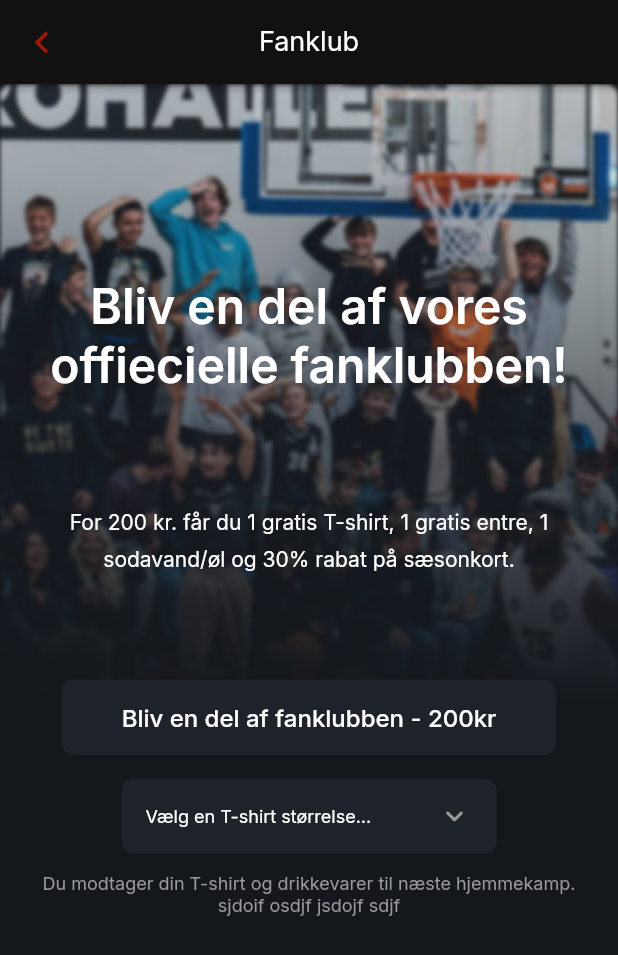
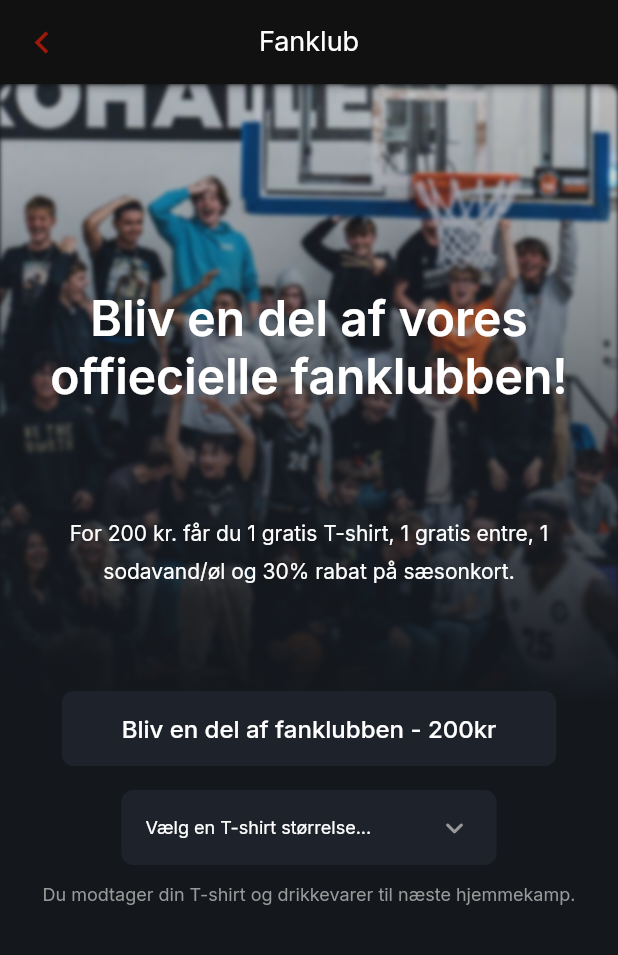
Before and after one commit to Alexanderrubino05/copenhagen-flutterflow, a Flutter app: the FanklubPageWidget screen opened by its route, on a phone screen of 412 x 824 dp. Shown: the top 955 px of the screen. Run offline on Flutter 3.47's test engine with Material 2 defaults, Android fonts, the phone set to English and light mode, and no system bars; drawn by our look-alikes of auto_size_text; our stand-ins replace barcode_widget, cached_network_image, cloud_firestore, csv, data_table_2, dropdown_button2 and 23 more; missing offline and left inert: algolia, aligned_dialog, flutter_facebook_auth, flutterflow_colorpicker, json_path, map_launcher and 3 more; accounts and stored records are empty; network calls fail.

Commit message:
Updating to latest FlutterFlow output.

```diff
--- a/lib/fanklub/fanklub_page/fanklub_page_widget.dart
+++ b/lib/fanklub/fanklub_page/fanklub_page_widget.dart
@@ -363,7 +363,7 @@ class _FanklubPageWidgetState extends State<FanklubPageWidget> {
                                         ],
                                       ),
                                       Text(
-                                        'Du modtager din T-shirt og drikkevarer til næste hjemmekamp. sjdoif osdjf jsdojf sdjf',
+                                        'Du modtager din T-shirt og drikkevarer til næste hjemmekamp.',
                                         textAlign: TextAlign.center,
                                         style: FlutterFlowTheme.of(context)
                                             .labelSmall,
--- a/lib/tickets_pages/have_paid_page/have_paid_page_widget.dart
+++ b/lib/tickets_pages/have_paid_page/have_paid_page_widget.dart
@@ -59,7 +59,10 @@ class _HavePaidPageWidgetState extends State<HavePaidPageWidget> {
     // On page load action.
     SchedulerBinding.instance.addPostFrameCallback((_) async {
       _model.createPayment = await CreatePaymentCall.call(
-        amount: widget.amount,
+        amount: valueOrDefault<int>(
+          widget.amountOfTickets! * widget.amount!,
+          7500,
+        ),
         description:
             'Køb ${widget.amountOfTickets?.toString()} billet(ter)  til ${FFAppState().teams[widget.homeTeam!].name} vs ${FFAppState().teams[widget.awayTeam!].name}',
         referenceString: random_data.randomString(
```
